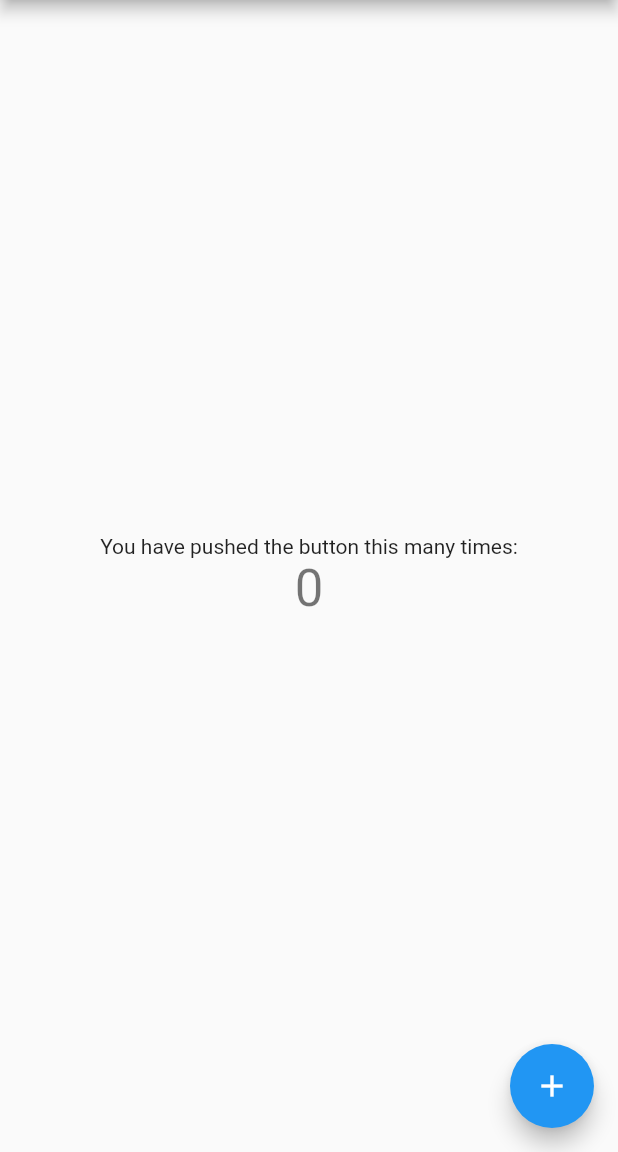
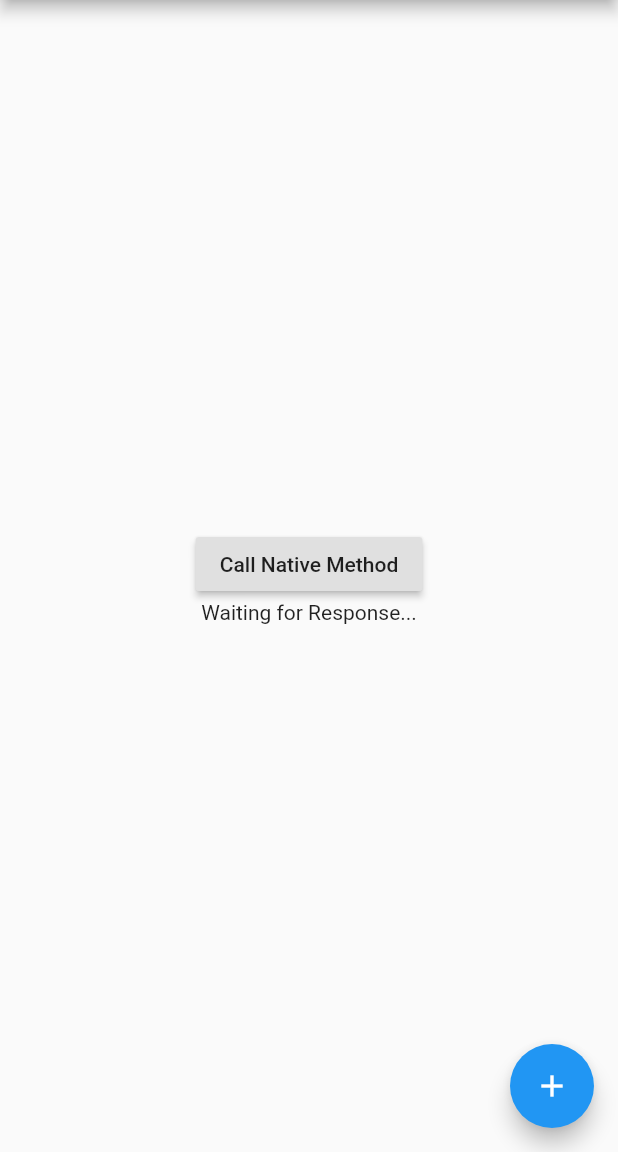
Before and after one commit to moritz31/cloud_photo_gallery, a Flutter app: the screen it shows after launch, on a phone screen of 412 x 824 dp, the part 84-1236 px from its top. Run offline on Flutter 3.47's test engine with Material 2 defaults, Android fonts, the phone set to English and light mode, and no system bars; missing offline and left inert: permission.

```diff
--- a/lib/main.dart
+++ b/lib/main.dart
@@ -1,4 +1,7 @@
 import 'package:flutter/material.dart';
+import 'package:flutter/services.dart';
+import 'package:permission/permission.dart';
+
 
 void main() => runApp(MyApp());
 
@@ -45,6 +48,22 @@ class MyHomePage extends StatefulWidget {
 
 class _MyHomePageState extends State<MyHomePage> {
   int _counter = 0;
+  static const platform = const MethodChannel('flutter.native/helper');
+  String _responseFromNativeCode = 'Waiting for Response...';
+
+  Future<void> responseFromNativeCode() async {
+    String response = "";
+    try {
+      final String result = await platform.invokeMethod('helloFromNativeCode');
+      response = result;
+    } on PlatformException catch (e) {
+      response = "Failed to Invoke: '${e.message}'.";
+    }
+
+    setState(() {
+      _responseFromNativeCode = response;
+    });
+  }
 
   void _incrementCounter() {
     setState(() {
@@ -65,6 +84,7 @@ class _MyHomePageState extends State<MyHomePage> {
     // The Flutter framework has been optimized to make rerunning build methods
     // fast, so that you can just rebuild anything that needs updating rather
     // than having to individually change instances of widgets.
+    Permission.requestPermissions([PermissionName.Storage]);
     return Scaffold(
       appBar: AppBar(
         // Here we take the value from the MyHomePage object that was created by
@@ -90,14 +110,12 @@ class _MyHomePageState extends State<MyHomePage> {
           // axis because Columns are vertical (the cross axis would be
           // horizontal).
           mainAxisAlignment: MainAxisAlignment.center,
-          children: <Widget>[
-            Text(
-              'You have pushed the button this many times:',
+          children: [
+            RaisedButton(
+              child: Text('Call Native Method'),
+              onPressed: responseFromNativeCode,
             ),
-            Text(
-              '$_counter',
-              style: Theme.of(context).textTheme.display1,
-            ),
+            Text(_responseFromNativeCode),
           ],
         ),
       ),
--- a/pubspec.yaml
+++ b/pubspec.yaml
@@ -23,6 +23,8 @@ dependencies:
   # The following adds the Cupertino Icons font to your application.
   # Use with the CupertinoIcons class for iOS style icons.
   cupertino_icons: ^0.1.2
+  permission: ^0.1.2
+
 
 dev_dependencies:
   flutter_test:
```
Also changed, not shown: pubspec.lock, 4 other files.
